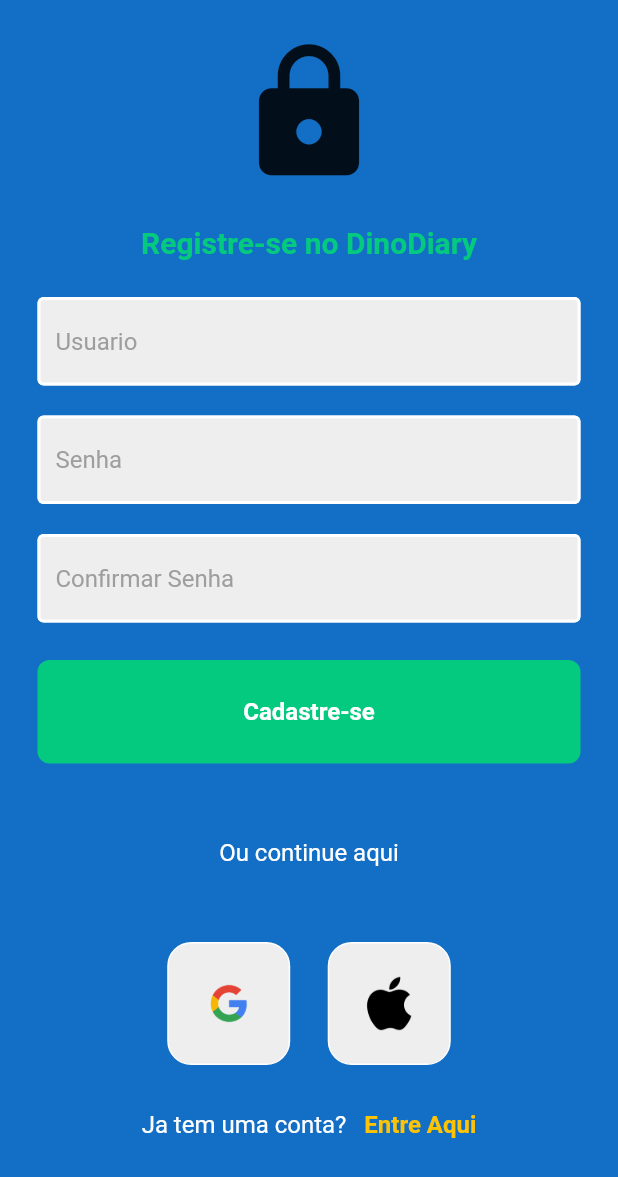
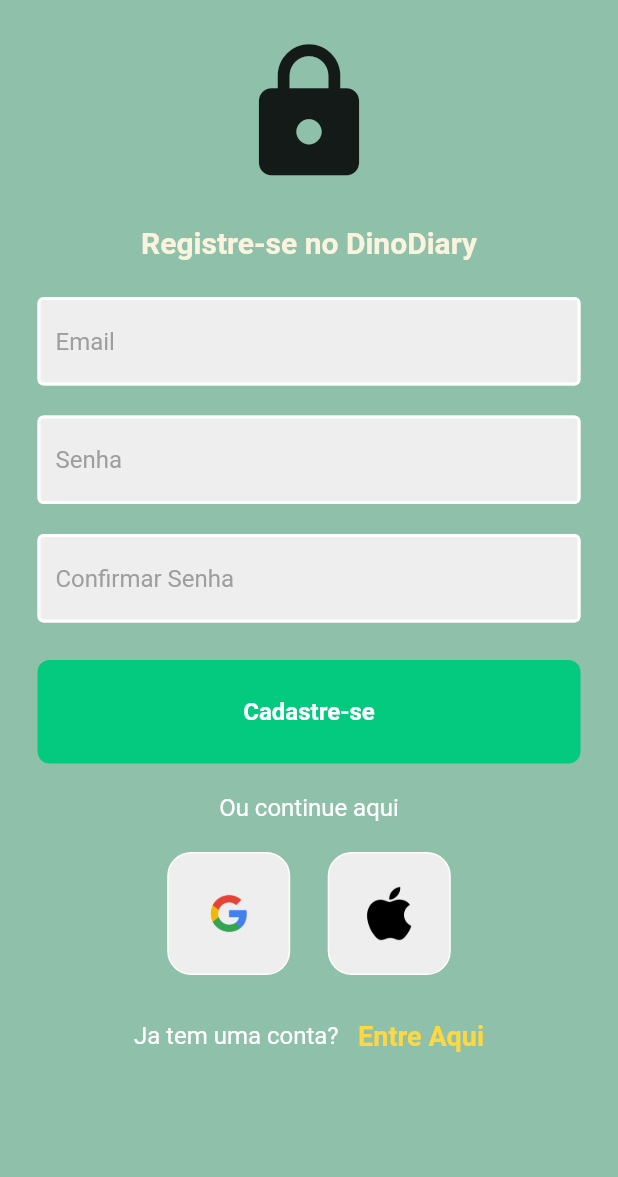
Before and after one commit to fabim1992/DinoDiary, a Flutter app: the RegisterPage screen opened directly with empty values, on a phone screen of 412 x 824 dp. Shown: the top 1177 px of the screen. Run offline on Flutter 3.47's test engine with Material 2 defaults, Android fonts, the phone set to English and light mode, and no system bars; our stand-ins replace firebase_auth, firebase_core, google_sign_in; accounts and stored records are empty.

Commit message:
Update register_page.dart

```diff
--- a/lib/pages/register_page.dart
+++ b/lib/pages/register_page.dart
@@ -61,7 +61,7 @@
       context: context,
       builder: (context) {
         return AlertDialog(
-          backgroundColor: Colors.deepPurple,
+          backgroundColor: Color(0xFF9CE37D),
           title: Center(
               child: Text(
             message,
@@ -75,7 +75,7 @@
   @override
   Widget build(BuildContext context) {
     return Scaffold(
-      backgroundColor: const Color(0xFF126fc5),
+      backgroundColor: const Color(0xFF8FC0A9),
       body: SafeArea(
         child: Center(
           child: ListView(
@@ -95,7 +95,7 @@
                 Text(
                   'Registre-se no DinoDiary',
                   style: TextStyle(
-                    color: Color(0xff04ca7f),
+                    color: Color(0xFFFAF3DD),
                     fontSize: 20,
                     fontWeight: FontWeight.bold,
                   ),
@@ -106,7 +106,7 @@
               //username
               MyTextField(
                 controller: usernameController,
-                hintText: 'Usuario',
+                hintText: 'Email',
                 obscureText: false,
               ),
 
@@ -135,7 +135,7 @@
                 onTap: signUserUp,
               ),
 
-              const SizedBox(height: 50),
+              const SizedBox(height: 20),
 
               const Row(
                 mainAxisAlignment: MainAxisAlignment.center,
@@ -147,7 +147,7 @@
                 ],
               ),
 
-              const SizedBox(height: 50),
+              const SizedBox(height: 20),
               //todas as opcoes de login
               Row(
                 mainAxisAlignment: MainAxisAlignment.center,
@@ -180,9 +180,9 @@
                     child: const Text(
                       '  Entre Aqui',
                       style: TextStyle(
-                        color: Color(0xffffc306),
+                        color: Colors.amberAccent,
                         //color: Color(0xff2822cd),
-                        fontSize: 16,
+                        fontSize: 18,
                         fontWeight: FontWeight.bold,
                       ),
                     ),
```
